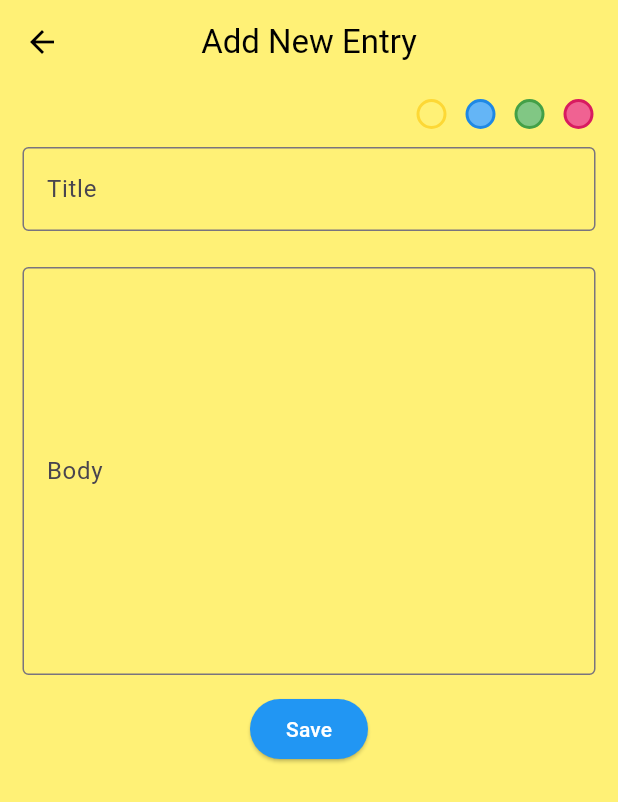
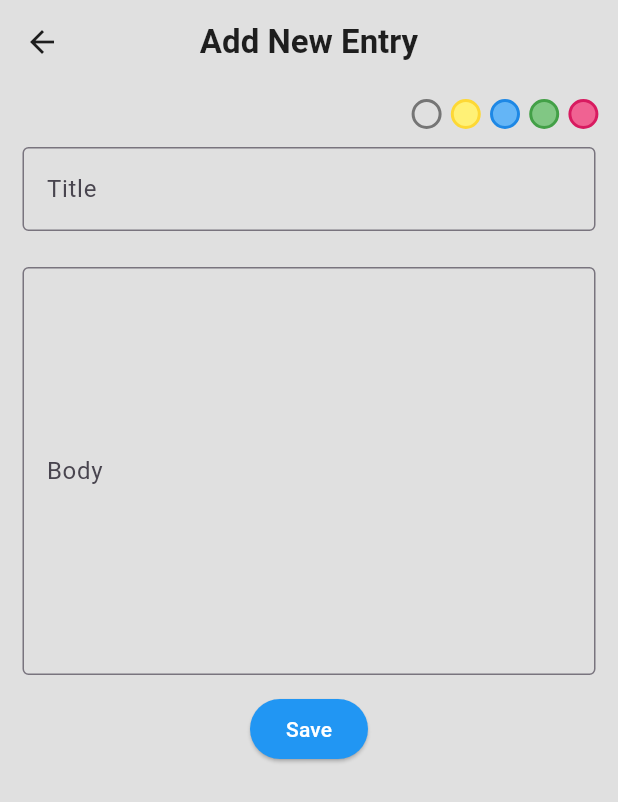
Before and after one commit to Evokoo/journal_app, a Flutter app: the screen it shows after launch, after a tap on the "add" icon, on a phone screen of 412 x 824 dp. Shown: the top 802 px of the screen. Run offline on Flutter 3.47's test engine with Material 3 defaults, Android fonts, the phone set to English and light mode, and no system bars; our stand-ins replace sqflite; accounts and stored records are empty.

Commit message:
Created helper class for colors

```diff
--- a/lib/assets/card_colors.dart
+++ /dev/null
@@ -1,16 +0,0 @@
-import 'package:flutter/material.dart';
-
-final List<MaterialColor> cardColours = [
-  Colors.yellow,
-  Colors.blue,
-  Colors.green,
-  Colors.pink,
-];
-
-MaterialColor getColor(int index) {
-  return cardColours[index];
-}
-
-List<MaterialColor> getAllColors() {
-  return cardColours;
-}
--- /dev/null
+++ b/lib/assets/my_colors.dart
@@ -0,0 +1,25 @@
+import 'package:flutter/material.dart';
+
+class ColorHelper {
+  ColorHelper();
+
+  final List<MaterialColor> swatches = [
+    Colors.grey,
+    Colors.yellow,
+    Colors.blue,
+    Colors.green,
+    Colors.pink,
+  ];
+
+  MaterialColor getColor(int index) {
+    if (index < 0 || index > swatches.length) {
+      throw RangeError("Invalid index");
+    }
+
+    return swatches[index];
+  }
+
+  List<MaterialColor> getAllColors() {
+    return swatches;
+  }
+}
--- a/lib/pages/entry_form_page.dart
+++ b/lib/pages/entry_form_page.dart
@@ -1,5 +1,7 @@
 import 'package:flutter/material.dart';
-import 'package:journal/assets/card_colors.dart';
+import 'package:journal/assets/my_colors.dart';
+
+final myColors = ColorHelper();
 
 class EntryFormPage extends StatefulWidget {
   final Function? createHandler;
@@ -39,7 +41,7 @@ class _EntryFormPageState extends State<EntryFormPage> {
     _titleTC.text = widget.title ?? "";
     _bodyTC.text = widget.body ?? "";
     _colorId = widget.colorID ?? 0;
-    _color = getColor(_colorId);
+    _color = myColors.getColor(_colorId);
   }
 
   @override
@@ -48,11 +50,12 @@ class _EntryFormPageState extends State<EntryFormPage> {
         appBar: AppBar(
           title: const Text(
             "Add New Entry",
-            style: TextStyle(color: Colors.black),
+            style:
+                TextStyle(color: Colors.black87, fontWeight: FontWeight.w700),
           ),
           centerTitle: true,
           backgroundColor: _color[300],
-          iconTheme: const IconThemeData(color: Colors.black),
+          iconTheme: const IconThemeData(color: Colors.black87),
         ),
         body: Container(
             color: _color[300],
@@ -72,12 +75,12 @@ class _EntryFormPageState extends State<EntryFormPage> {
     void assingColor(int index) {
       setState(() {
         _colorId = index;
-        _color = getColor(_colorId);
+        _color = myColors.getColor(_colorId);
       });
     }
 
-    List<Widget> swatches = getAllColors().asMap().entries.map((el) {
-      final color = getColor(el.key);
+    List<Widget> swatches = myColors.getAllColors().asMap().entries.map((el) {
+      final color = myColors.getColor(el.key);
 
       return InkWell(
           onTap: () => assingColor(el.key),
--- a/lib/pages/home_page.dart
+++ b/lib/pages/home_page.dart
@@ -29,25 +29,19 @@ class _HomePageState extends State<HomePage> {
       appBar: AppBar(
         title: const Text(
           "Journal Entries",
-          style: TextStyle(color: Colors.white),
+          style: TextStyle(color: Colors.black, fontWeight: FontWeight.w700),
         ),
         centerTitle: true,
-        backgroundColor: Colors.blue[800],
+        backgroundColor: Colors.white,
+        shadowColor: Colors.black54,
+        elevation: 5,
+        scrolledUnderElevation: 5,
         actions: [
           IconButton(
-              onPressed: () {
-                Navigator.of(context).push(
-                  MaterialPageRoute(
-                    builder: (context) => EntryFormPage(
-                      createMode: true,
-                      createHandler: _createEntry,
-                    ),
-                  ),
-                );
-              },
+              onPressed: _toEntryForm,
               icon: const Icon(
                 Icons.add,
-                color: Colors.white,
+                color: Colors.black54,
               ))
         ],
       ),
@@ -58,21 +52,12 @@ class _HomePageState extends State<HomePage> {
       floatingActionButton: FloatingActionButton(
         backgroundColor: Colors.blue[700],
         elevation: 10,
-        shape: CircleBorder(),
+        shape: const CircleBorder(),
+        onPressed: _toEntryForm,
         child: const Icon(
           Icons.add,
           color: Colors.white,
         ),
-        onPressed: () {
-          Navigator.of(context).push(
-            MaterialPageRoute(
-              builder: (context) => EntryFormPage(
-                createMode: true,
-                createHandler: _createEntry,
-              ),
-            ),
-          );
-        },
       ),
     );
   }
@@ -133,4 +118,15 @@ class _HomePageState extends State<HomePage> {
 
     _fetchEntries();
   }
+
+  void _toEntryForm() {
+    Navigator.of(context).push(
+      MaterialPageRoute(
+        builder: (context) => EntryFormPage(
+          createMode: true,
+          createHandler: _createEntry,
+        ),
+      ),
+    );
+  }
 }
```
Also changed, not shown: lib/widgets/entry_card.dart (+10 -7 lines).
